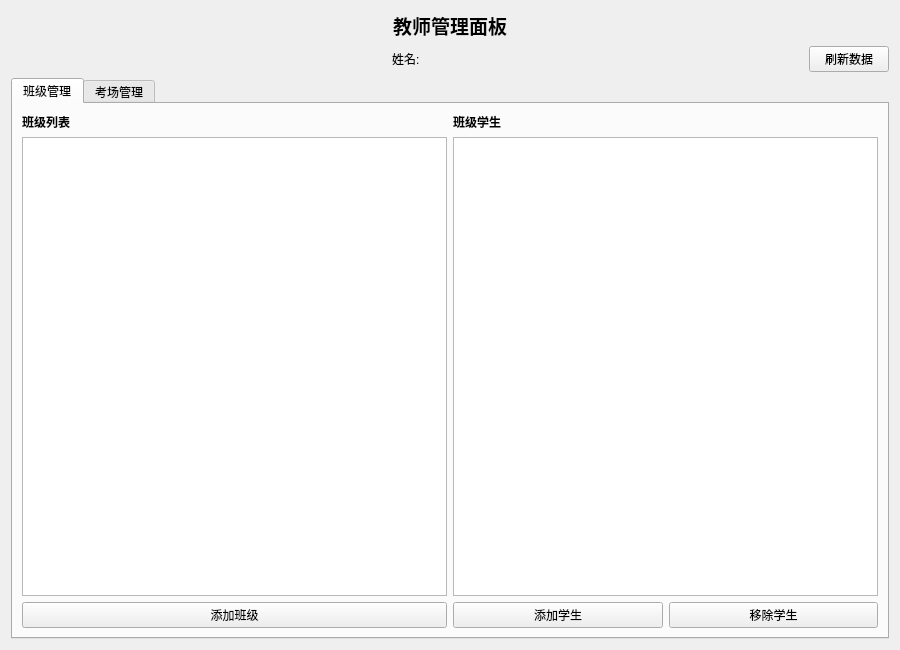
THonour99/Attendance, file Client/Client/teacherwidget.ui: the form before one commit.
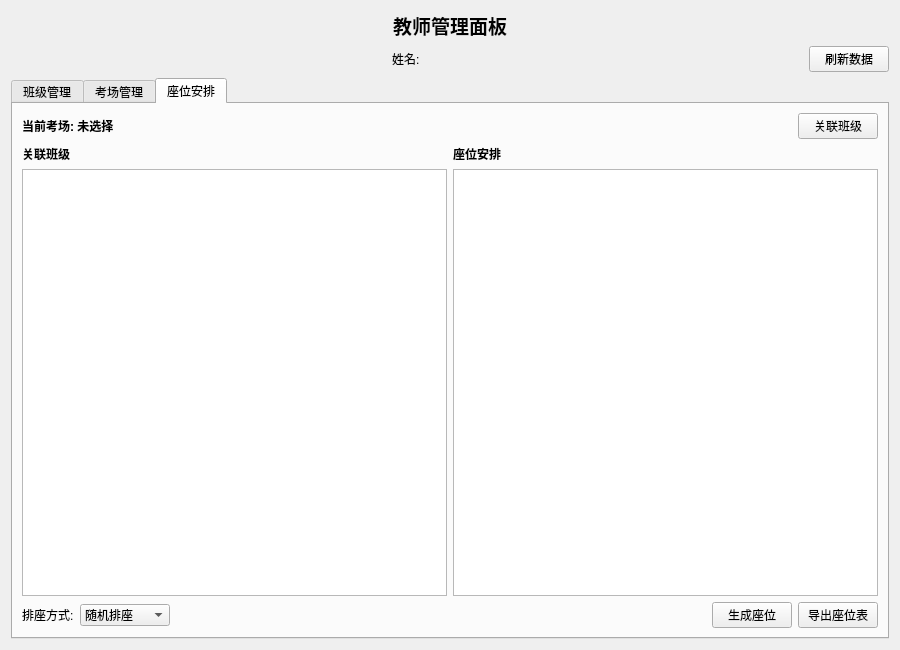
The form after the commit.

Commit message: 添加教师小部件的照片管理功能，包括查看、请求和导出学生照片的按钮；实现座位管理功能，支持生成和导出座位表；更新相关UI和数据模型以支持新功能。

Diff of the .ui file:
```diff
--- a/Client/Client/teacherwidget.ui
+++ b/Client/Client/teacherwidget.ui
@@ -77,7 +77,7 @@
    <item>
     <widget class="QTabWidget" name="tabWidget">
      <property name="currentIndex">
-      <number>0</number>
+      <number>2</number>
      </property>
      <widget class="QWidget" name="classTab">
       <attribute name="title">
@@ -208,6 +208,153 @@
        </item>
       </layout>
      </widget>
+     <widget class="QWidget" name="seatTab">
+      <attribute name="title">
+       <string>座位安排</string>
+      </attribute>
+      <layout class="QVBoxLayout" name="verticalLayout_2">
+       <item>
+        <layout class="QHBoxLayout" name="seatTopLayout">
+         <item>
+          <widget class="QLabel" name="currentExamRoomLabel">
+           <property name="font">
+            <font>
+             <bold>true</bold>
+            </font>
+           </property>
+           <property name="text">
+            <string>当前考场: 未选择</string>
+           </property>
+          </widget>
+         </item>
+         <item>
+          <spacer name="horizontalSpacer_3">
+           <property name="orientation">
+            <enum>Qt::Horizontal</enum>
+           </property>
+           <property name="sizeHint" stdset="0">
+            <size>
+             <width>40</width>
+             <height>20</height>
+            </size>
+           </property>
+          </spacer>
+         </item>
+         <item>
+          <widget class="QPushButton" name="linkClassesButton">
+           <property name="text">
+            <string>关联班级</string>
+           </property>
+          </widget>
+         </item>
+        </layout>
+       </item>
+       <item>
+        <layout class="QHBoxLayout" name="seatsMainLayout">
+         <item>
+          <layout class="QVBoxLayout" name="linkedClassesLayout">
+           <item>
+            <widget class="QLabel" name="linkedClassesLabel">
+             <property name="font">
+              <font>
+               <bold>true</bold>
+              </font>
+             </property>
+             <property name="text">
+              <string>关联班级</string>
+             </property>
+            </widget>
+           </item>
+           <item>
+            <widget class="QListWidget" name="linkedClassesListWidget"/>
+           </item>
+          </layout>
+         </item>
+         <item>
+          <layout class="QVBoxLayout" name="seatsLayout">
+           <item>
+            <widget class="QLabel" name="seatsLabel">
+             <property name="font">
+              <font>
+               <bold>true</bold>
+              </font>
+             </property>
+             <property name="text">
+              <string>座位安排</string>
+             </property>
+            </widget>
+           </item>
+           <item>
+            <widget class="QTableView" name="seatsTableView"/>
+           </item>
+          </layout>
+         </item>
+        </layout>
+       </item>
+       <item>
+        <layout class="QHBoxLayout" name="seatsOptionsLayout">
+         <item>
+          <widget class="QLabel" name="arrangementTypeLabel">
+           <property name="text">
+            <string>排座方式:</string>
+           </property>
+          </widget>
+         </item>
+         <item>
+          <widget class="QComboBox" name="arrangementTypeComboBox">
+           <item>
+            <property name="text">
+             <string>随机排座</string>
+            </property>
+           </item>
+           <item>
+            <property name="text">
+             <string>按班级排座</string>
+            </property>
+           </item>
+           <item>
+            <property name="text">
+             <string>按成绩排座</string>
+            </property>
+           </item>
+           <item>
+            <property name="text">
+             <string>自定义排座</string>
+            </property>
+           </item>
+          </widget>
+         </item>
+         <item>
+          <spacer name="horizontalSpacer_4">
+           <property name="orientation">
+            <enum>Qt::Horizontal</enum>
+           </property>
+           <property name="sizeHint" stdset="0">
+            <size>
+             <width>40</width>
+             <height>20</height>
+            </size>
+           </property>
+          </spacer>
+         </item>
+         <item>
+          <widget class="QPushButton" name="generateSeatsButton">
+           <property name="text">
+            <string>生成座位</string>
+           </property>
+          </widget>
+         </item>
+         <item>
+          <widget class="QPushButton" name="exportSeatsButton">
+           <property name="text">
+            <string>导出座位表</string>
+           </property>
+          </widget>
+         </item>
+        </layout>
+       </item>
+      </layout>
+     </widget>
     </widget>
    </item>
   </layout>
```
Left out of the diff: 44 changed lines with no effect on the pictures. The commit also changes 176 other files.
